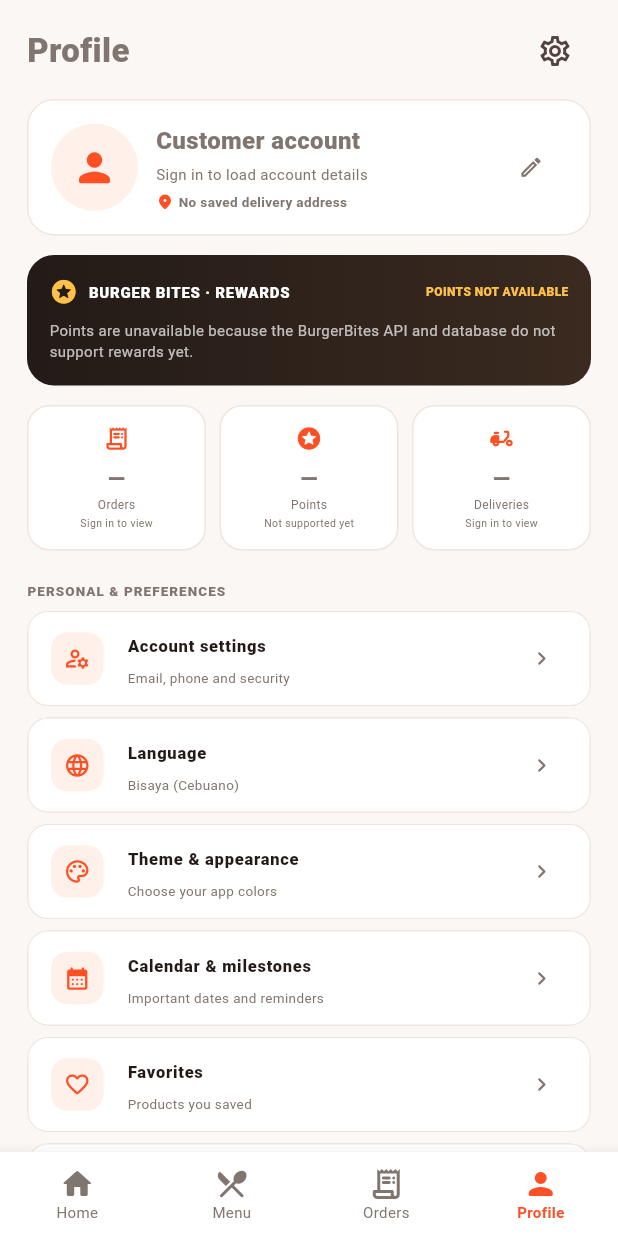
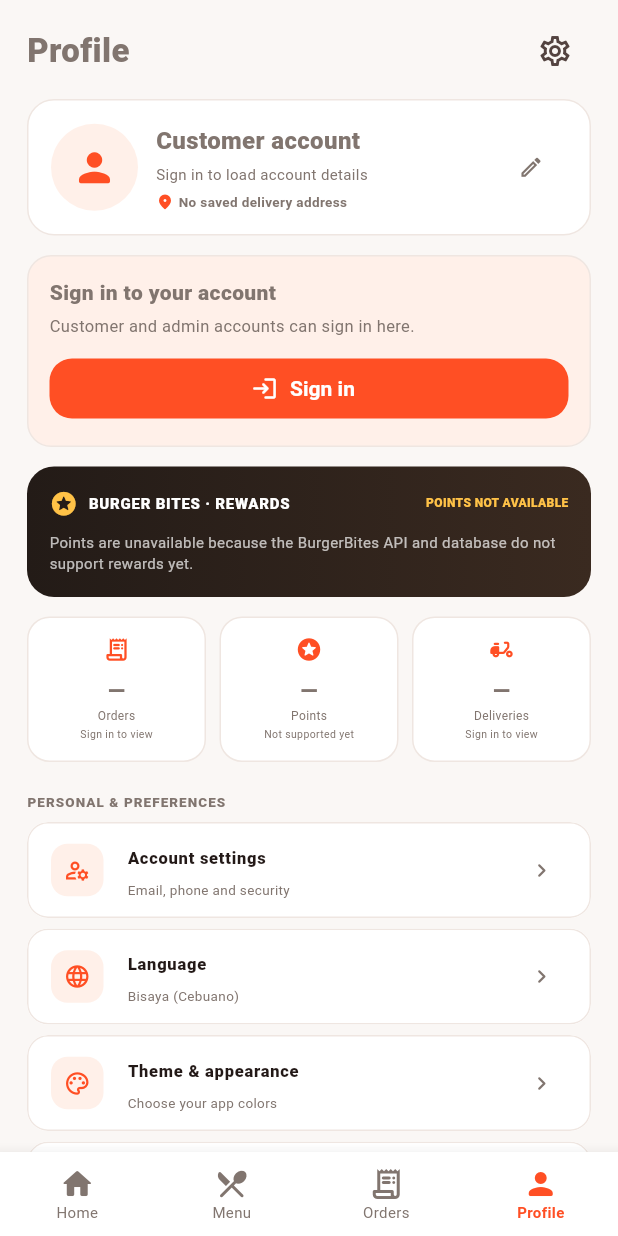
Before and after one commit to EARL146/app-, a Flutter app: the CustomerHomeScreen screen opened by its route, item 4 of the bottom bar chosen, on a phone screen of 412 x 824 dp. Run offline on Flutter 3.47's test engine with Material 3 defaults, Android fonts, the phone set to English and light mode, and no system bars; our stand-ins replace flutter_secure_storage; accounts and stored records are empty.

Commit message:
Checkpoint guest-first menu and profile sign-in baseline

```diff
--- a/lib/navigation/app_router.dart
+++ b/lib/navigation/app_router.dart
@@ -19,7 +19,6 @@ import '../screens/customer/register_screen.dart';
 import '../screens/customer/search_screen.dart';
 import '../screens/customer/settings_screen.dart';
 import '../screens/customer/splash_screen.dart';
-import '../screens/customer/greetings_screen.dart';
 import '../screens/customer/sign_in_screen.dart';
 import '../screens/customer/theme_screen.dart';
 import '../screens/customer/welcome_screen.dart';
@@ -40,8 +39,6 @@ class AppRouter {
       case '/':
       case '/splash':
         return MaterialPageRoute(builder: (_) => const SplashScreen());
-      case '/greetings':
-        return MaterialPageRoute(builder: (_) => const GreetingsScreen());
       case '/welcome':
         return MaterialPageRoute(builder: (_) => const WelcomeScreen());
       case '/sign-in':
@@ -55,7 +52,10 @@ class AppRouter {
               RegisterScreen(returnToCaller: settings.arguments == true),
         );
       case '/customer-home':
-        return MaterialPageRoute(builder: (_) => const CustomerHomeScreen());
+        return MaterialPageRoute(
+          builder: (_) =>
+              CustomerHomeScreen(openMenuInitially: settings.arguments == true),
+        );
       case '/search':
         return MaterialPageRoute(builder: (_) => const SearchScreen());
       case '/favorites':
--- a/lib/screens/customer/home_screen.dart
+++ b/lib/screens/customer/home_screen.dart
@@ -14,14 +14,22 @@ import 'order_history_screen.dart';
 import 'profile_screen.dart';
 
 class CustomerHomeScreen extends StatefulWidget {
-  const CustomerHomeScreen({super.key});
+  const CustomerHomeScreen({super.key, this.openMenuInitially = false});
+
+  final bool openMenuInitially;
 
   @override
   State<CustomerHomeScreen> createState() => _CustomerHomeScreenState();
 }
 
 class _CustomerHomeScreenState extends State<CustomerHomeScreen> {
-  int _selectedIndex = 0;
+  late int _selectedIndex;
+
+  @override
+  void initState() {
+    super.initState();
+    _selectedIndex = widget.openMenuInitially ? 1 : 0;
+  }
 
   final List<Widget> _screens = const [
     _HomeTab(),
--- a/lib/screens/customer/profile_screen.dart
+++ b/lib/screens/customer/profile_screen.dart
@@ -160,6 +160,47 @@ class _ProfileScreenState extends State<ProfileScreen> {
                     ),
                   ),
                   const SizedBox(height: 13),
+                  if (!auth.isAuthenticated && !auth.isInitializing) ...[
+                    Container(
+                      padding: const EdgeInsets.all(14),
+                      decoration: BoxDecoration(
+                        color: AppColors.surfaceMuted,
+                        borderRadius: BorderRadius.circular(16),
+                        border: Border.all(color: AppColors.border),
+                      ),
+                      child: Column(
+                        crossAxisAlignment: CrossAxisAlignment.start,
+                        children: [
+                          const Text(
+                            'Sign in to your account',
+                            style: TextStyle(
+                              fontSize: 14,
+                              fontWeight: FontWeight.w800,
+                            ),
+                          ),
+                          const SizedBox(height: 4),
+                          const Text(
+                            'Customer and admin accounts can sign in here.',
+                            style: TextStyle(
+                              fontSize: 11,
+                              color: AppColors.textSecondary,
+                            ),
+                          ),
+                          const SizedBox(height: 10),
+                          SizedBox(
+                            width: double.infinity,
+                            child: ElevatedButton.icon(
+                              onPressed: () =>
+                                  Navigator.of(context).pushNamed('/sign-in'),
+                              icon: const Icon(Icons.login_rounded),
+                              label: const Text('Sign in'),
+                            ),
+                          ),
+                        ],
+                      ),
+                    ),
+                    const SizedBox(height: 13),
+                  ],
                   const _RewardsCard(),
                   const SizedBox(height: 13),
                   Row(
@@ -271,18 +312,19 @@ class _ProfileScreenState extends State<ProfileScreen> {
                     route: '/about',
                   ),
                   const SizedBox(height: 12),
+                  if (auth.isAuthenticated)
                     OutlinedButton.icon(
                       onPressed: () async {
-                      if (auth.isAuthenticated) {
                         await context.read<AuthService>().logout();
-                      }
                         if (!context.mounted) return;
-                      Navigator.of(
-                        context,
-                      ).pushNamedAndRemoveUntil('/sign-in', (route) => false);
+                        Navigator.of(context).pushNamedAndRemoveUntil(
+                          '/customer-home',
+                          (route) => false,
+                          arguments: true,
+                        );
                       },
                       icon: const Icon(Icons.logout_rounded, size: 17),
-                    label: Text(auth.isAuthenticated ? 'Sign out' : 'Sign in'),
+                      label: const Text('Sign out'),
                       style: OutlinedButton.styleFrom(
                         foregroundColor: AppColors.danger,
                         side: const BorderSide(color: AppColors.border),
--- a/lib/screens/customer/splash_screen.dart
+++ b/lib/screens/customer/splash_screen.dart
@@ -60,7 +60,8 @@ class _SplashScreenState extends State<SplashScreen>
     }
 
     if (!mounted) return;
-    Navigator.of(context).pushReplacementNamed('/greetings');
+    Navigator.of(context)
+        .pushReplacementNamed('/customer-home', arguments: true);
   }
 
   @override
```
Also changed, not shown: lib/screens/customer/greetings_screen.dart (deleted, +0 -70 lines), 6 other files. Lines whose indentation alone changed are shown as unchanged.
